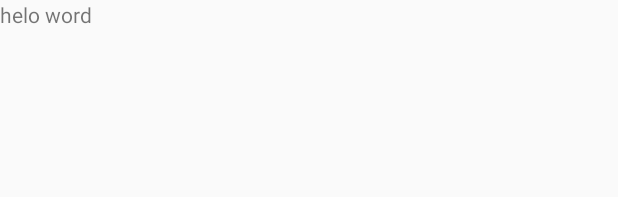
After one commit to michaelhaikal31/MaterialDesign2, an Android app: the layout activity_zoo.xml on its own in the app's theme, with its tools: preview values and no code run, on a phone screen of 412 x 824 dp. The commit adds this screen. Shown: the top 197 px of the screen. Run offline under Robolectric (Android 15) with nearby library versions, the phone set to English and light mode, and no system bars.

Commit message:
Add Zoo Activity

```diff
--- a/app/src/main/AndroidManifest.xml
+++ b/app/src/main/AndroidManifest.xml
@@ -2,6 +2,8 @@
 <manifest xmlns:android="http://schemas.android.com/apk/res/android"
     package="com.example.haikal.materialdesign2">
 
+    <uses-permission android:name="android.permission.RECORD_AUDIO" />
+    <uses-permission android:name="android.permission.WRITE_EXTERNAL_STORAGE" />
     <uses-permission android:name="android.permission.INTERNET" />
     <uses-permission android:name="android.permission.ACCESS_NETWORK_STATE" />
 
@@ -40,7 +42,8 @@
             android:theme="@style/AppTheme.NoActionBar" />
         <activity
             android:name=".SoundRecorder.SettingAcity.SettingsActivity"
-            android:label="@string/title_activity_settings"></activity>
+            android:label="@string/title_activity_settings" />
+        <activity android:name=".Zoo.ZooActivity"></activity>
     </application>
 
 </manifest>
--- a/app/src/main/java/com/example/haikal/materialdesign2/ActivityBase/MainActivity.java
+++ b/app/src/main/java/com/example/haikal/materialdesign2/ActivityBase/MainActivity.java
@@ -22,6 +22,7 @@ import com.example.haikal.materialdesign2.R;
 import com.example.haikal.materialdesign2.SimpleCofeeOrder.SimpleCofeeActivity;
 import com.example.haikal.materialdesign2.SimpleToDo.SimpleToDoActivity;
 import com.example.haikal.materialdesign2.SoundRecorder.activities.SoundRecorderActivity;
+import com.example.haikal.materialdesign2.Zoo.ZooActivity;
 
 public class MainActivity extends AppCompatActivity {
     private ListView list_item;
@@ -69,6 +70,9 @@ public class MainActivity extends AppCompatActivity {
                     case 8:
                         startActivity(new Intent(getBaseContext(), SoundRecorderActivity.class));
                         break;
+                    case 9:
+                        startActivity(new Intent(getBaseContext(), ZooActivity.class));
+                        break;
                     default:
                         break;
 
--- a/app/src/main/java/com/example/haikal/materialdesign2/SimpleToDo/SimpleToDoActivity.java
+++ b/app/src/main/java/com/example/haikal/materialdesign2/SimpleToDo/SimpleToDoActivity.java
@@ -36,8 +36,8 @@ public class SimpleToDoActivity extends AppCompatActivity {
     protected void onCreate(Bundle savedInstanceState) {
         super.onCreate(savedInstanceState);
         setContentView(R.layout.activity_simple_to_do);
-        this.getSupportActionBar().setDisplayHomeAsUpEnabled(true);
         this.getSupportActionBar().setDisplayShowHomeEnabled(true);
+        this.getSupportActionBar().setHomeButtonEnabled(true);
         this.getSupportActionBar().setTitle(SimpleToDoActivity.class.getSimpleName());
        /*Call Class TaskDbHelper */
         mHelper = new TaskDbHelper(this);
@@ -132,9 +132,7 @@ public class SimpleToDoActivity extends AppCompatActivity {
             case R.id.addToDo:
                 AddToDataBase();
                 break;
-            case android.R.id.home:
-                onBackPressed();
-                break;
+                default: break;
         }
         return super.onOptionsItemSelected(item);
     }
--- /dev/null
+++ b/app/src/main/res/layout/activity_zoo.xml
@@ -0,0 +1,24 @@
+<?xml version="1.0" encoding="utf-8"?>
+<LinearLayout
+    xmlns:android="http://schemas.android.com/apk/res/android"
+    xmlns:app="http://schemas.android.com/apk/res-auto"
+    xmlns:tools="http://schemas.android.com/tools"
+    android:layout_width="match_parent"
+    android:layout_height="match_parent"
+    android:orientation="vertical"
+    >
+    <android.support.v4.widget.DrawerLayout
+        android:id="@+id/drawer_layout"
+        android:layout_width="match_parent"
+        android:layout_height="match_parent">
+        <TextView
+            android:text="helo word"
+            android:layout_width="wrap_content"
+            android:layout_height="wrap_content" />
+        <ListView
+            android:id="@+id/drawer"
+            android:layout_width="250dp"
+            android:layout_height="match_parent"
+            android:gravity="start"></ListView>
+    </android.support.v4.widget.DrawerLayout>
+</LinearLayout>
--- a/app/src/main/res/values/array.xml
+++ b/app/src/main/res/values/array.xml
@@ -10,6 +10,7 @@
         <item>Simple ToDo</item>
         <item>Navigation Tap Strap</item>
         <item>Sound Recoder</item>
+        <item>Zoo</item>
     </string-array>
     <string-array name="tabs">
         <item>Nav</item>
--- a/app/src/main/res/values/strings.xml
+++ b/app/src/main/res/values/strings.xml
@@ -2,6 +2,10 @@
     <string name="app_name">MaterialDesign2</string>
     <string name="action_settings">Settings</string>
     <string name="title_activity_speech">SpeechActivity</string>
+
+   <!--Toggle Drawer -->
+    <string name="open_Drawer">Select Item</string>
+    <string name="close_Drawer">Zoo</string>
 
     <!-- admod  -->
     <string name="admod_Speech">ca-app-pub-4359007609570094/7381924590</string>
```
Also changed, not shown: app/src/main/java/com/example/haikal/materialdesign2/Notifications/NotoficationsActivity.java (+3 -8 lines), app/src/main/java/com/example/haikal/materialdesign2/SoundRecorder/Fragment_Record.java (+24 -32 lines), app/src/main/java/com/example/haikal/materialdesign2/Zoo/ZooActivity.java (added, +65 -0 lines).
